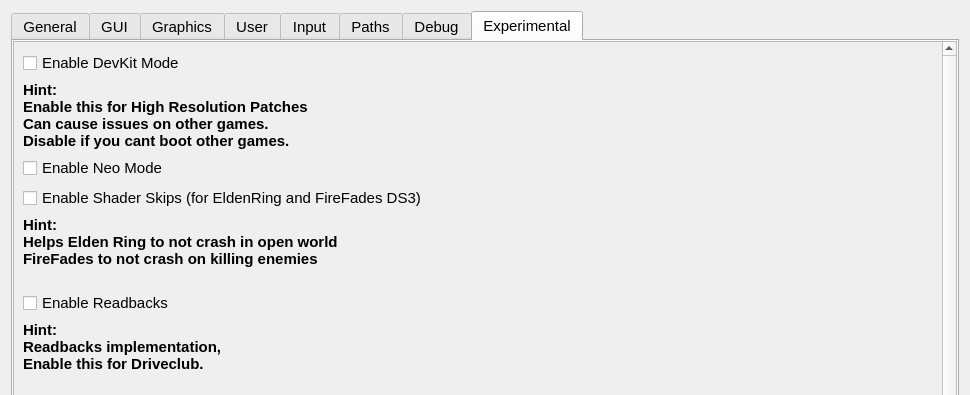
Above: src/qt_gui/settings_dialog.ui from diegolix29/shadPS4 before the change; both pictures show x 0 to 970 and y 0 to 395 of the 970 by 750 pixel window. Below: the same form after it.
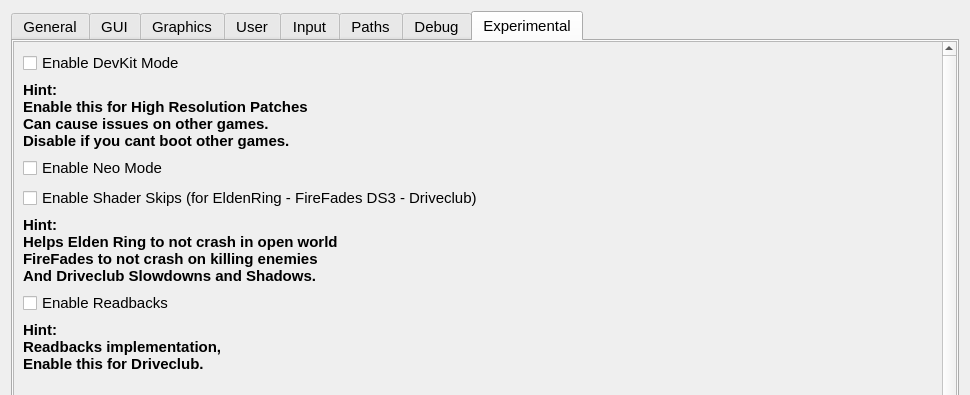
That is the form after the change. Icons and pictures are not drawn.

Commit message: driveclub shadow to skipshaders

Diff of the .ui file:
```diff
--- a/src/qt_gui/settings_dialog.ui
+++ b/src/qt_gui/settings_dialog.ui
@@ -2164,7 +2164,7 @@
 			<item>
 				<widget class="QCheckBox" name="SkipsCheckBox">
 					<property name="text">
-						<string>Enable Shader Skips (for EldenRing and FireFades DS3)</string>
+						<string>Enable Shader Skips (for EldenRing - FireFades DS3 - Driveclub)</string>
 					</property>
 				</widget>
 			</item>
@@ -2188,6 +2188,7 @@
         <b>Hint:</b><br/>
         Helps Elden Ring to not crash in open world<br/>
         FireFades to not crash on killing enemies<br/>
+		And Driveclub Slowdowns and Shadows.
         ]]>
 						</string>
 					</property>
@@ -2231,7 +2232,7 @@
 			</item>
 
 			<item>
-				<widget class="QLabel" name="label_23">
+				<widget class="QLabel" name="label_231">
 					<property name="font">
 						<font>
 							<pointsize>11</pointsize>
```
The commit also changes 1 other file.
